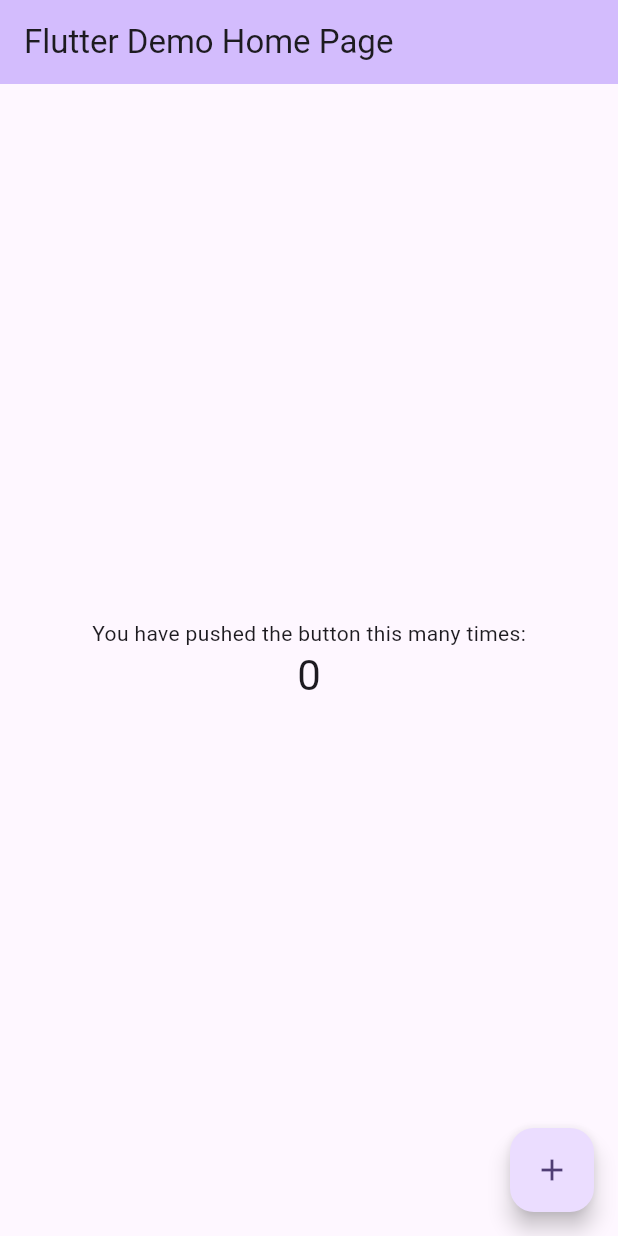
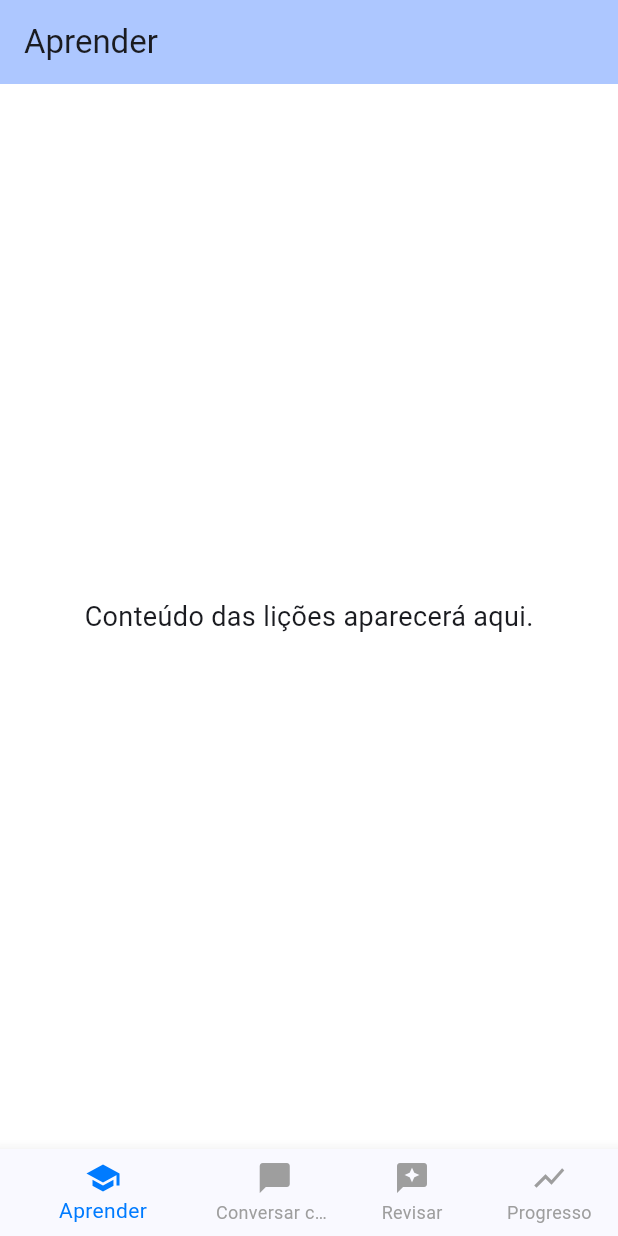
Before and after one commit to could-ai/0199ed30-492e-7e64-ae84-cc478fc006e7, a Flutter app: the screen it shows after launch, on a phone screen of 412 x 824 dp. Run offline on Flutter 3.47's test engine with Material 3 defaults, Android fonts, the phone set to English and light mode, and no system bars.

Commit message:
O nome do projeto foi atualizado para "ingles_pro" e a descrição foi modificada para refletir a essência do aplicativo, alinhando-se com a identidade visual e o propósito do "Inglês Pro".; O título e a descrição da página web foram atualizados para "Inglês Pro", garantindo que a identidade do aplicativo seja consistente também na versão web, melhorando a experiência do usuário e o SEO.; O arquivo principal foi reestruturado para inicializar o "Inglês Pro". A classe `MyApp` foi renomeada para `InglesProApp` e o tema global foi configurado com as cores suaves solicitadas (azul, branco e toques de verde), estabelecendo a base visual do aplicativo. A tela inicial agora aponta para `HomeScreen`, que centraliza a navegação.; Este novo arquivo cria a tela principal e a estrutura de navegação. A `HomeScreen` agora contém a barra de navegação inferior com os quatro menus essenciais: "Aprender", "Conversar com IA", "Revisar" e "Progresso". Isso implementa a base da experiência do usuário, permitindo uma navegação simples e direta entre as funcionalidades-chave, conforme solicitado.; Foi criada uma tela de placeholder para a seção "Aprender". Esta tela servirá como o contêiner para as futuras lições práticas e módulos temáticos, estabelecendo a área onde o conteúdo de aprendizado será exibido.; Foi criada uma tela de placeholder para a funcionalidade principal, "Conversar com IA". Este é o local onde a integração com o ChatGPT será implementada, permitindo que os usuários interajam com a inteligência artificial.; Foi criada uma tela de placeholder para a seção "Revisar". Esta área será desenvolvida para incluir revisões inteligentes e exercícios de repetição espaçada, ajudando os usuários a consolidar o conhecimento adquirido.; Foi criada uma tela de placeholder para a seção "Progresso". Futuramente, esta tela exibirá gráficos e relatórios de desempenho gerados pela IA, permitindo que os usuários acompanhem sua evolução de forma visual e motivadora.

```diff
--- a/usr/lib/main.dart
+++ b/usr/lib/main.dart
@@ -1,120 +1,30 @@
 import 'package:flutter/material.dart';
+import 'package:ingles_pro/screens/home_screen.dart';
 
 void main() {
-  runApp(const MyApp());
+  runApp(const InglesProApp());
 }
 
-class MyApp extends StatelessWidget {
-  const MyApp({super.key});
+class InglesProApp extends StatelessWidget {
+  const InglesProApp({super.key});
 
-  // This widget is the root of your application.
   @override
   Widget build(BuildContext context) {
     return MaterialApp(
-      title: 'Flutter Demo',
+      title: 'Inglês Pro',
       debugShowCheckedModeBanner: false,
       theme: ThemeData(
-        // This is the theme of your application.
-        //
-        // TRY THIS: Try running your application with "flutter run". You'll see
-        // the application has a purple toolbar. Then, without quitting the app,
-        // try changing the seedColor in the colorScheme below to Colors.green
-        // and then invoke "hot reload" (save your changes or press the "hot
-        // reload" button in a Flutter-supported IDE, or press "r" if you used
-        // the command line to start the app).
-        //
-        // Notice that the counter didn't reset back to zero; the application
-        // state is not lost during the reload. To reset the state, use hot
-        // restart instead.
-        //
-        // This works for code too, not just values: Most code changes can be
-        // tested with just a hot reload.
-        colorScheme: ColorScheme.fromSeed(seedColor: Colors.deepPurple),
+        primarySwatch: Colors.blue,
+        scaffoldBackgroundColor: Colors.white,
+        colorScheme: ColorScheme.fromSeed(
+          seedColor: const Color(0xFF007BFF), // Azul principal
+          primary: const Color(0xFF007BFF),
+          secondary: const Color(0xFF28A745), // Verde para toques
+          background: Colors.white,
+        ),
+        useMaterial3: true,
       ),
-      home: const MyHomePage(title: 'Flutter Demo Home Page'),
+      home: const HomeScreen(),
     );
   }
 }
-
-class MyHomePage extends StatefulWidget {
-  const MyHomePage({super.key, required this.title});
-
-  // This widget is the home page of your application. It is stateful, meaning
-  // that it has a State object (defined below) that contains fields that affect
-  // how it looks.
-
-  // This class is the configuration for the state. It holds the values (in this
-  // case the title) provided by the parent (in this case the App widget) and
-  // used by the build method of the State. Fields in a Widget subclass are
-  // always marked "final".
-
-  final String title;
-
-  @override
-  State<MyHomePage> createState() => _MyHomePageState();
-}
-
-class _MyHomePageState extends State<MyHomePage> {
-  int _counter = 0;
-
-  void _incrementCounter() {
-    setState(() {
-      // This call to setState tells the Flutter framework that something has
-      // changed in this State, which causes it to rerun the build method below
-      // so that the display can reflect the updated values. If we changed
-      // _counter without calling setState(), then the build method would not be
-      // called again, and so nothing would appear to happen.
-      _counter++;
-    });
-  }
-
-  @override
-  Widget build(BuildContext context) {
-    // This method is rerun every time setState is called, for instance as done
-    // by the _incrementCounter method above.
-    //
-    // The Flutter framework has been optimized to make rerunning build methods
-    // fast, so that you can just rebuild anything that needs updating rather
-    // than having to individually change instances of widgets.
-    return Scaffold(
-      appBar: AppBar(
-        // TRY THIS: Try changing the color here to a specific color (to
-        // Colors.amber, perhaps?) and trigger a hot reload to see the AppBar
-        // change color while the other colors stay the same.
-        backgroundColor: Theme.of(context).colorScheme.inversePrimary,
-        // Here we take the value from the MyHomePage object that was created by
-        // the App.build method, and use it to set our appbar title.
-        title: Text(widget.title),
-      ),
-      body: Center(
-        // Center is a layout widget. It takes a single child and positions it
-        // in the middle of the parent.
-        child: Column(
-          // Column is also a layout widget. It takes a list of children and
-          // arranges them vertically. By default, it sizes itself to fit its
-          // children horizontally, and tries to be as tall as its parent.
-          //
-          // Column has various properties to control how it sizes itself and
-          // how it positions its children. Here we use mainAxisAlignment to
-          // center the children vertically; the main axis here is the vertical
-          // axis because Columns are vertical (the cross axis would be
-          // horizontal).
-          //
-          // TRY THIS: Invoke "debug painting" (choose the "Toggle Debug Paint"
-          // action in the IDE, or press "p" in the console), to see the
-          // wireframe for each widget.
-          mainAxisAlignment: MainAxisAlignment.center,
-          children: <Widget>[
-            const Text('You have pushed the button this many times:'),
-            Text('$_counter', style: Theme.of(context).textTheme.headlineMedium),
-          ],
-        ),
-      ),
-      floatingActionButton: FloatingActionButton(
-        onPressed: _incrementCounter,
-        tooltip: 'Increment',
-        child: const Icon(Icons.add),
-      ), // This trailing comma makes auto-formatting nicer for build methods.
-    );
-  }
-}
--- /dev/null
+++ b/usr/lib/screens/chat_screen.dart
@@ -0,0 +1,21 @@
+import 'package:flutter/material.dart';
+
+class ChatScreen extends StatelessWidget {
+  const ChatScreen({super.key});
+
+  @override
+  Widget build(BuildContext context) {
+    return Scaffold(
+      appBar: AppBar(
+        title: const Text('Conversar com IA'),
+        backgroundColor: Theme.of(context).colorScheme.inversePrimary,
+      ),
+      body: const Center(
+        child: Text(
+          'A interface de chat com a IA aparecerá aqui.',
+          style: TextStyle(fontSize: 18),
+        ),
+      ),
+    );
+  }
+}
--- /dev/null
+++ b/usr/lib/screens/home_screen.dart
@@ -0,0 +1,63 @@
+import 'package:flutter/material.dart';
+import 'package:ingles_pro/screens/learn_screen.dart';
+import 'package:ingles_pro/screens/chat_screen.dart';
+import 'package:ingles_pro/screens/review_screen.dart';
+import 'package:ingles_pro/screens/progress_screen.dart';
+
+class HomeScreen extends StatefulWidget {
+  const HomeScreen({super.key});
+
+  @override
+  State<HomeScreen> createState() => _HomeScreenState();
+}
+
+class _HomeScreenState extends State<HomeScreen> {
+  int _selectedIndex = 0;
+
+  static const List<Widget> _widgetOptions = <Widget>[
+    LearnScreen(),
+    ChatScreen(),
+    ReviewScreen(),
+    ProgressScreen(),
+  ];
+
+  void _onItemTapped(int index) {
+    setState(() {
+      _selectedIndex = index;
+    });
+  }
+
+  @override
+  Widget build(BuildContext context) {
+    return Scaffold(
+      body: Center(
+        child: _widgetOptions.elementAt(_selectedIndex),
+      ),
+      bottomNavigationBar: BottomNavigationBar(
+        items: const <BottomNavigationBarItem>[
+          BottomNavigationBarItem(
+            icon: Icon(Icons.school),
+            label: 'Aprender',
+          ),
+          BottomNavigationBarItem(
+            icon: Icon(Icons.chat_bubble),
+            label: 'Conversar com IA',
+          ),
+          BottomNavigationBarItem(
+            icon: Icon(Icons.reviews),
+            label: 'Revisar',
+          ),
+          BottomNavigationBarItem(
+            icon: Icon(Icons.show_chart),
+            label: 'Progresso',
+          ),
+        ],
+        currentIndex: _selectedIndex,
+        selectedItemColor: Theme.of(context).colorScheme.primary,
+        unselectedItemColor: Colors.grey,
+        onTap: _onItemTapped,
+        showUnselectedLabels: true,
+      ),
+    );
+  }
+}
--- /dev/null
+++ b/usr/lib/screens/learn_screen.dart
@@ -0,0 +1,21 @@
+import 'package:flutter/material.dart';
+
+class LearnScreen extends StatelessWidget {
+  const LearnScreen({super.key});
+
+  @override
+  Widget build(BuildContext context) {
+    return Scaffold(
+      appBar: AppBar(
+        title: const Text('Aprender'),
+        backgroundColor: Theme.of(context).colorScheme.inversePrimary,
+      ),
+      body: const Center(
+        child: Text(
+          'Conteúdo das lições aparecerá aqui.',
+          style: TextStyle(fontSize: 18),
+        ),
+      ),
+    );
+  }
+}
```
Also changed, not shown: usr/lib/screens/progress_screen.dart (added, +21 -0 lines), usr/lib/screens/review_screen.dart (added, +21 -0 lines), usr/pubspec.yaml (+3 -72 lines), 1 other file.
